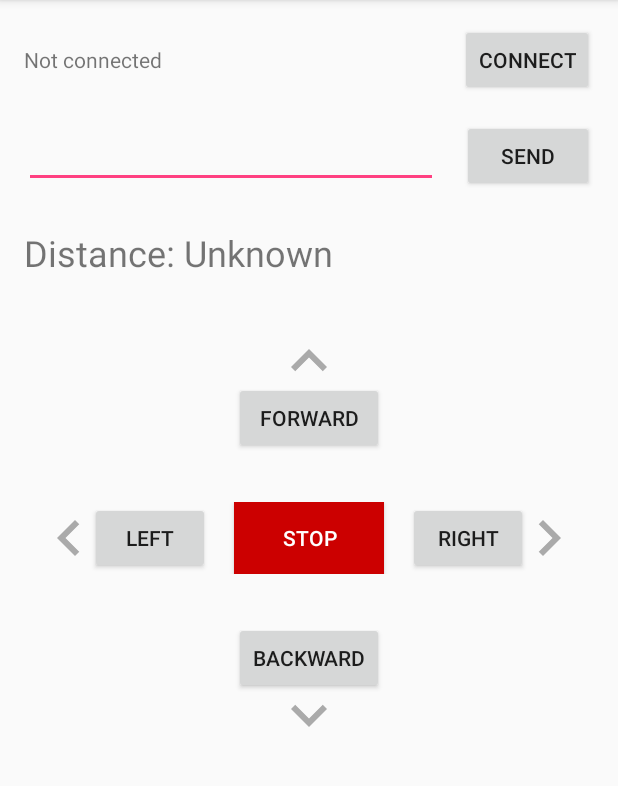
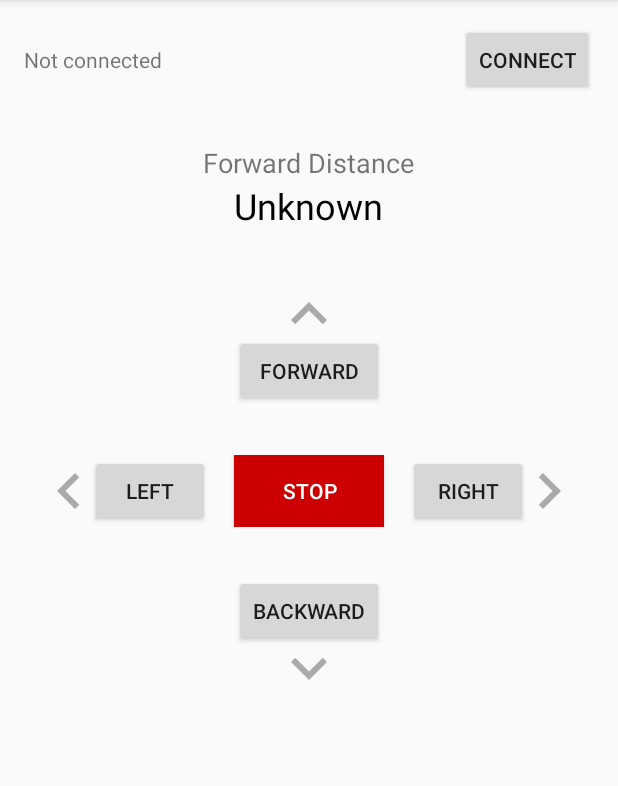
Before and after one commit to brunofalmeida/DrivingRobot-Android, an Android app: the screen it shows after launch (MainActivity), on a phone screen of 412 x 824 dp, the part 84-870 px from its top. Run offline under Robolectric (Android 15) with nearby library versions, the phone set to English and light mode, and no system bars.

Commit message:
Remove custom message field, adjust forward distance display

```diff
--- a/DrivingRobot/app/src/main/java/ca/brunoalmeida/drivingrobot/MainActivity.java
+++ b/DrivingRobot/app/src/main/java/ca/brunoalmeida/drivingrobot/MainActivity.java
@@ -17,7 +17,6 @@ import android.support.v4.content.ContextCompat;
 import android.support.v7.app.AppCompatActivity;
 import android.util.Log;
 import android.view.View;
-import android.widget.EditText;
 import android.widget.TextView;
 import android.widget.Toast;
 
@@ -47,7 +46,6 @@ public class MainActivity extends AppCompatActivity {
     private InputStream bluetoothInputStream = null;
 
     TextView mainText;
-    EditText message;
     TextView distance;
 
 
@@ -87,7 +85,6 @@ public class MainActivity extends AppCompatActivity {
 
         setContentView(R.layout.activity_main);
         mainText = (TextView) findViewById(R.id.main_text);
-        message = (EditText) findViewById(R.id.message);
         distance = (TextView) findViewById(R.id.distance);
 
         registerBluetoothBroadcastReceiver();
@@ -244,7 +241,7 @@ public class MainActivity extends AppCompatActivity {
         runOnUiThread(new Runnable() {
             @Override
             public void run() {
-                distance.setText("Distance: " + message + "cm");
+                distance.setText(message + "cm");
             }
         });
     }
@@ -379,14 +376,6 @@ public class MainActivity extends AppCompatActivity {
         }
     }
 
-    public void sendButtonTapped(View view) {
-        Log.v(TAG, "sendButtonTapped()");
-
-        if (message.getText().length() > 0) {
-            writeToBluetooth(message.getText().toString());
-            message.setText("");
-        }
-    }
 
     public void stopButtonTapped(View view) {
         writeToBluetooth("S");
--- a/DrivingRobot/app/src/main/res/layout/activity_main.xml
+++ b/DrivingRobot/app/src/main/res/layout/activity_main.xml
@@ -30,33 +30,22 @@
 
     </LinearLayout>
 
-    <LinearLayout
-        android:layout_width="match_parent"
+    <TextView
+        android:layout_width="wrap_content"
         android:layout_height="wrap_content"
-        android:layout_marginTop="16dp">
-
-        <EditText
-            android:id="@+id/message"
-            android:layout_width="0dp"
-            android:layout_height="wrap_content"
-            android:layout_weight="1" />
-
-        <Button
-            android:layout_width="wrap_content"
-            android:layout_height="wrap_content"
-            android:text="Send"
-            android:layout_marginLeft="16dp"
-            android:onClick="sendButtonTapped" />
-
-    </LinearLayout>
+        android:layout_gravity="center_horizontal"
+        android:layout_marginTop="32dp"
+        android:textSize="18dp"
+        android:text="Forward Distance" />
 
     <TextView
         android:id="@+id/distance"
         android:layout_width="wrap_content"
         android:layout_height="wrap_content"
+        android:layout_gravity="center_horizontal"
         android:textSize="24dp"
-        android:text="Distance: Unknown"
-        android:layout_marginTop="24dp"/>
+        android:text="Unknown"
+        android:textColor="@android:color/black" />
 
     <LinearLayout
         android:layout_width="wrap_content"
```
